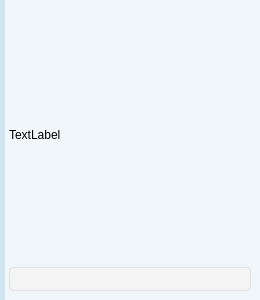
Komet/MediaElch, file main/Message.ui: the form before one commit.
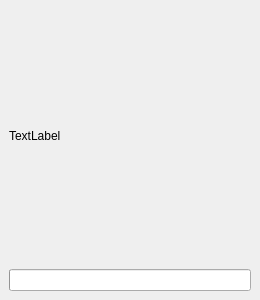
The form after the commit.

```diff
--- a/main/Message.ui
+++ b/main/Message.ui
@@ -31,14 +31,6 @@
   <property name="windowTitle">
    <string>Form</string>
   </property>
-  <property name="styleSheet">
-   <string notr="true">#widget {
-	border: none;
-	border-left: 5px solid #D0E3F0;
-	background-color: rgba(240, 247, 253, 200);
-	color: #000000;
-}</string>
-  </property>
   <layout class="QVBoxLayout" name="verticalLayout">
    <property name="spacing">
     <number>5</number>
@@ -70,17 +62,6 @@
       </item>
       <item>
        <widget class="QProgressBar" name="progressBar">
-        <property name="styleSheet">
-         <string notr="true">QProgressBar:horizontal {
-	border: 1px solid rgba(0, 0, 0, 20);
-	border-radius: 4px;
-	background-color: #F5F5F5;
-}
-
-QProgressBar::chunk:horizontal {
-	background-color: #428BCA;
-}</string>
-        </property>
         <property name="value">
          <number>0</number>
         </property>
```
